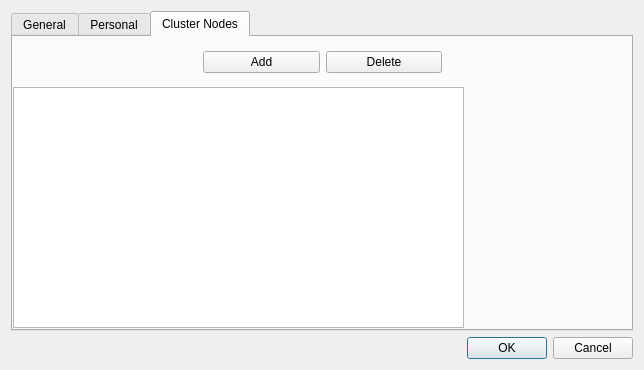
Rsclub22/Minos2-Mirror, file mqt/MqtCluster/setupdialog.ui: the form before one commit.
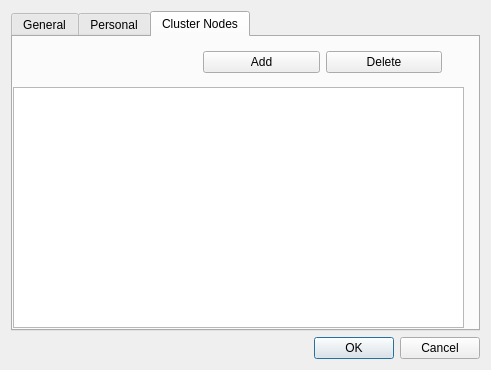
The form after the commit.

Commit message: *check cluster personel settings, if empty error *update personel settings without need of restart *update user settings without need of restart *cluster raw data window read only

Patch:
```diff
--- a/mqt/MqtCluster/setupdialog.ui
+++ b/mqt/MqtCluster/setupdialog.ui
@@ -6,7 +6,7 @@
    <rect>
     <x>0</x>
     <y>0</y>
-    <width>644</width>
+    <width>491</width>
     <height>370</height>
    </rect>
   </property>
```
The commit also changes 5 other files.
